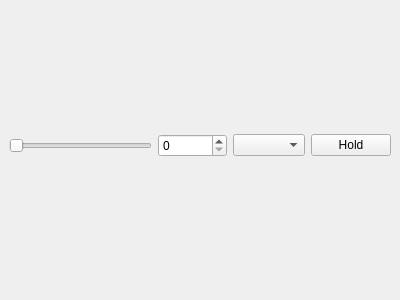
First picture: the form in qt/python/mantidqt/widgets/superplot/ui/superplotBottom.ui, repository mantidproject/mantid, before the edit.
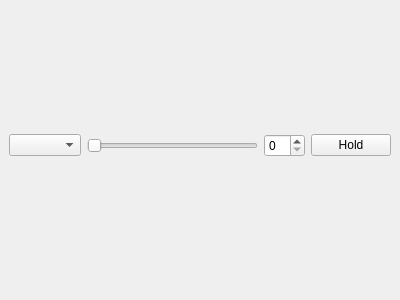
Second picture: the form after the edit.

Commit message: [SPLOT] spectrum/bin combobox on the left side

```diff
--- a/qt/python/mantidqt/widgets/superplot/ui/superplotBottom.ui
+++ b/qt/python/mantidqt/widgets/superplot/ui/superplotBottom.ui
@@ -27,20 +27,7 @@
     <property name="topMargin">
      <number>0</number>
     </property>
-    <item row="1" column="3">
-     <widget class="QComboBox" name="modeComboBox"/>
-    </item>
-    <item row="1" column="0" colspan="2">
-     <widget class="QSlider" name="spectrumSlider">
-      <property name="orientation">
-       <enum>Qt::Horizontal</enum>
-      </property>
-     </widget>
-    </item>
-    <item row="1" column="2">
-     <widget class="QSpinBox" name="spectrumSpinBox"/>
-    </item>
-    <item row="1" column="4">
+    <item row="1" column="6">
      <widget class="QPushButton" name="holdButton">
       <property name="text">
        <string>Hold</string>
@@ -50,6 +37,19 @@
       </property>
      </widget>
     </item>
+    <item row="1" column="4">
+     <widget class="QSlider" name="spectrumSlider">
+      <property name="orientation">
+       <enum>Qt::Horizontal</enum>
+      </property>
+     </widget>
+    </item>
+    <item row="1" column="3">
+     <widget class="QComboBox" name="modeComboBox"/>
+    </item>
+    <item row="1" column="5">
+     <widget class="QSpinBox" name="spectrumSpinBox"/>
+    </item>
    </layout>
   </widget>
  </widget>
```
